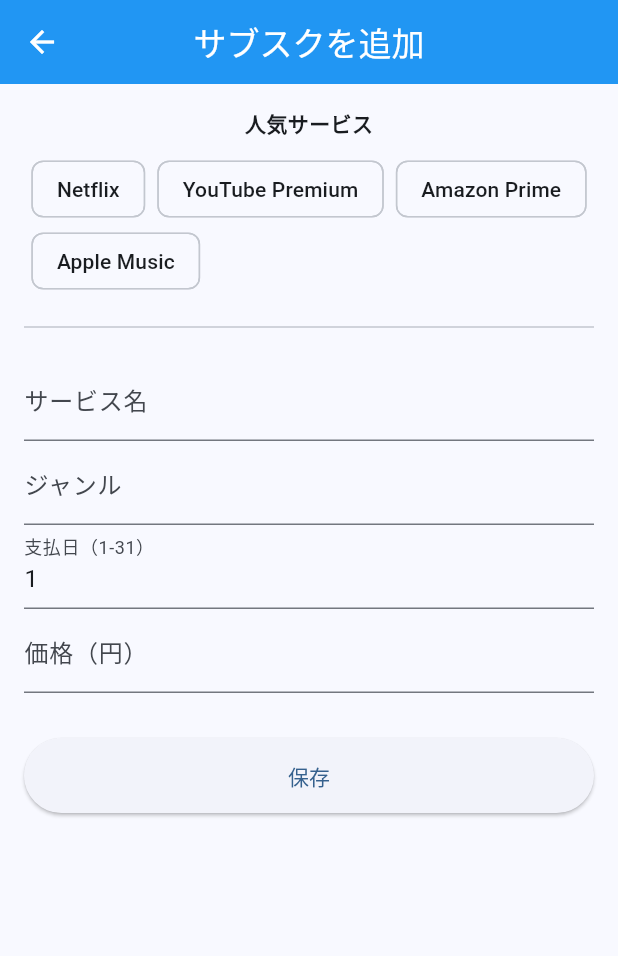
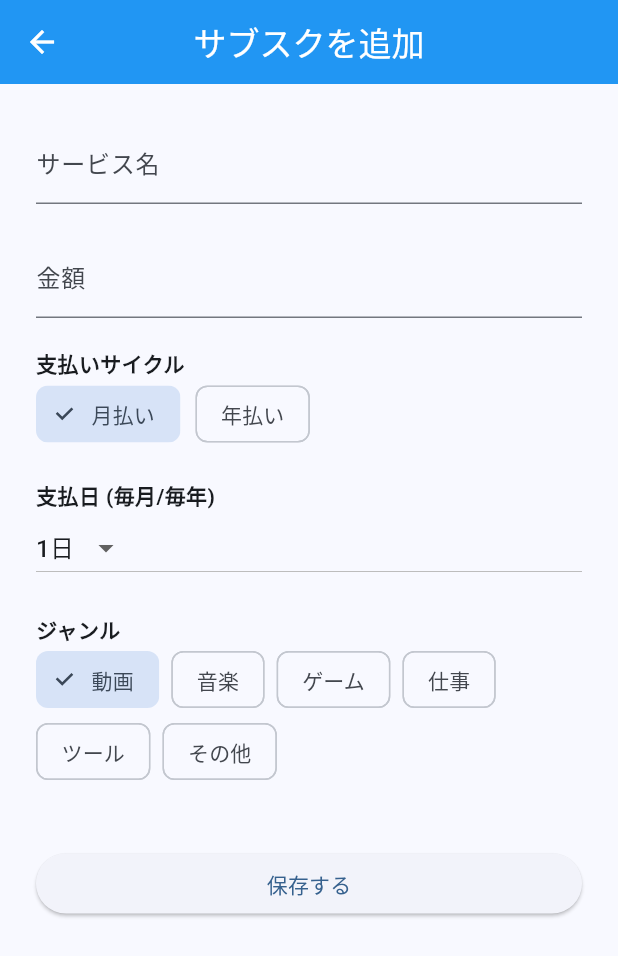
Before and after one commit to duck6522-hue/flutter_application_1, a Flutter app: the AddScreen screen opened directly, on a phone screen of 412 x 824 dp. Shown: the top 956 px of the screen. Run offline on Flutter 3.47's test engine with Material 3 defaults, Android fonts, the phone set to English and light mode, and no system bars; our stand-ins replace fl_chart, shared_preferences; accounts and stored records are empty.

Commit message:
Add yearly subscription support

```diff
--- a/lib/add_screen.dart
+++ b/lib/add_screen.dart
@@ -3,75 +3,86 @@
 class AddScreen extends StatefulWidget {
   final Map<String, dynamic>? editData;
   const AddScreen({super.key, this.editData});
+
   @override
   State<AddScreen> createState() => _AddScreenState();
 }
 
 class _AddScreenState extends State<AddScreen> {
-  late TextEditingController _nameController;
-  late TextEditingController _priceController;
-  late TextEditingController _genreController;
-  late TextEditingController _dayController;
+  final _nameController = TextEditingController();
+  final _priceController = TextEditingController();
+  int _selectedDay = 1;
+  String _selectedGenre = '動画';
+  bool _isYearly = false; // ★追加：年払いフラグ
 
-  final List<Map<String, dynamic>> popularServices = [
-    {'name': 'Netflix', 'price': 1490, 'genre': 'エンタメ'},
-    {'name': 'YouTube Premium', 'price': 1280, 'genre': 'エンタメ'},
-    {'name': 'Amazon Prime', 'price': 600, 'genre': '生活'},
-    {'name': 'Apple Music', 'price': 1080, 'genre': 'エンタメ'},
-  ];
+  final List<String> _genres = ['動画', '音楽', 'ゲーム', '仕事', 'ツール', 'その他'];
 
   @override
   void initState() {
     super.initState();
-    _nameController = TextEditingController(text: widget.editData?['name'] ?? '');
-    _priceController = TextEditingController(text: widget.editData?['price']?.toString() ?? '');
-    _genreController = TextEditingController(text: widget.editData?['genre'] ?? '');
-    _dayController = TextEditingController(text: widget.editData?['day']?.toString() ?? '1');
+    if (widget.editData != null) {
+      _nameController.text = widget.editData!['name'];
+      _priceController.text = widget.editData!['price'].toString();
+      _selectedDay = widget.editData!['day'];
+      _selectedGenre = widget.editData!['genre'];
+      _isYearly = widget.editData!['isYearly'] ?? false;
+    }
   }
 
   @override
   Widget build(BuildContext context) {
     return Scaffold(
-      appBar: AppBar(title: Text(widget.editData != null ? '編集' : 'サブスクを追加')),
-      body: SingleChildScrollView(
-        padding: const EdgeInsets.all(16),
-        child: Column(
+      appBar: AppBar(title: Text(widget.editData == null ? 'サブスクを追加' : '編集')),
+      body: ListView(
+        padding: const EdgeInsets.all(24),
         children: [
-            if (widget.editData == null) ...[
-              const Text('人気サービス', style: TextStyle(fontWeight: FontWeight.bold)),
-              const SizedBox(height: 10),
+          TextField(controller: _nameController, decoration: const InputDecoration(labelText: 'サービス名')),
+          const SizedBox(height: 20),
+          TextField(controller: _priceController, decoration: const InputDecoration(labelText: '金額'), keyboardType: TextInputType.number),
+          const SizedBox(height: 20),
+
+          // ★追加：月払い/年払いの選択
+          const Text('支払いサイクル', style: TextStyle(fontWeight: FontWeight.bold)),
+          Row(
+            children: [
+              ChoiceChip(label: const Text('月払い'), selected: !_isYearly, onSelected: (val) => setState(() => _isYearly = false)),
+              const SizedBox(width: 10),
+              ChoiceChip(label: const Text('年払い'), selected: _isYearly, onSelected: (val) => setState(() => _isYearly = true)),
+            ],
+          ),
+          const SizedBox(height: 20),
+
+          const Text('支払日 (毎月/毎年)', style: TextStyle(fontWeight: FontWeight.bold)),
+          DropdownButton<int>(
+            value: _selectedDay,
+            items: List.generate(31, (i) => DropdownMenuItem(value: i + 1, child: Text('${i + 1}日'))),
+            onChanged: (val) => setState(() => _selectedDay = val!),
+          ),
+          const SizedBox(height: 20),
+
+          const Text('ジャンル', style: TextStyle(fontWeight: FontWeight.bold)),
           Wrap(
             spacing: 8,
-                children: popularServices.map((s) => ActionChip(
-                  label: Text(s['name']),
-                  onPressed: () {
-                    _nameController.text = s['name'];
-                    _priceController.text = s['price'].toString();
-                    _genreController.text = s['genre'];
-                  },
+            children: _genres.map((g) => ChoiceChip(
+              label: Text(g),
+              selected: _selectedGenre == g,
+              onSelected: (val) => setState(() => _selectedGenre = g),
             )).toList(),
           ),
-              const Divider(height: 40),
-            ],
-            TextField(controller: _nameController, decoration: const InputDecoration(labelText: 'サービス名')),
-            TextField(controller: _genreController, decoration: const InputDecoration(labelText: 'ジャンル')),
-            TextField(controller: _dayController, decoration: const InputDecoration(labelText: '支払日（1-31）'), keyboardType: TextInputType.number),
-            TextField(controller: _priceController, decoration: const InputDecoration(labelText: '価格（円）'), keyboardType: TextInputType.number),
-            const SizedBox(height: 30),
+          const SizedBox(height: 40),
           ElevatedButton(
-              style: ElevatedButton.styleFrom(minimumSize: const Size(double.infinity, 50)),
             onPressed: () {
               Navigator.pop(context, {
                 'name': _nameController.text,
-                  'genre': _genreController.text,
-                  'day': int.tryParse(_dayController.text) ?? 1,
-                  'price': int.tryParse(_priceController.text) ?? 0,
+                'price': int.parse(_priceController.text),
+                'day': _selectedDay,
+                'genre': _selectedGenre,
+                'isYearly': _isYearly, // ★追加
               });
             },
-              child: const Text('保存'),
+            child: const Text('保存する'),
           ),
         ],
-        ),
       ),
     );
   }
```
Also changed, not shown: lib/home_screen.dart (+36 -25 lines), 3 other files. Lines whose indentation alone changed are shown as unchanged.
